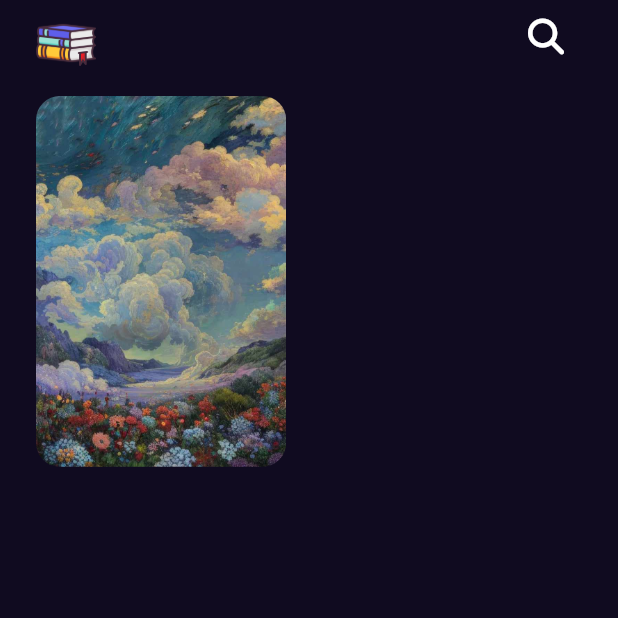
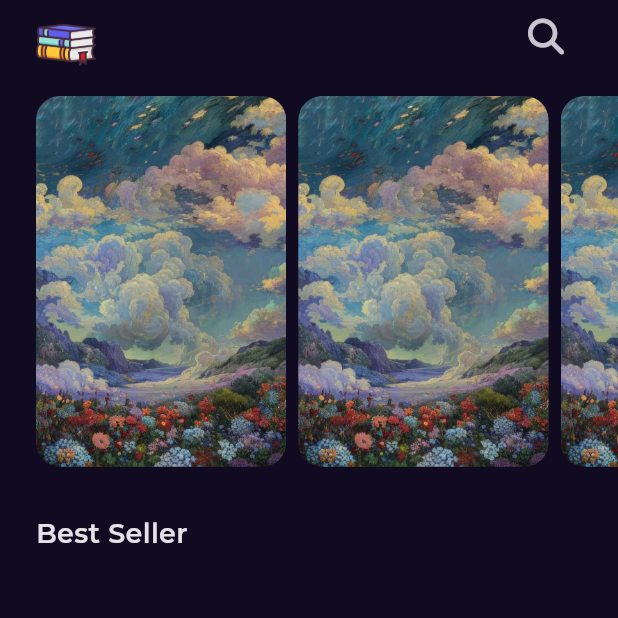
Before and after one commit to Waheed-Ashraf/Books-App, a Flutter app: the screen it shows after launch, on a phone screen of 412 x 824 dp, the top half of it. Run offline on Flutter 3.47's test engine with Material 3 defaults, Android fonts, the phone set to English and light mode, and no system bars; our stand-ins replace font_awesome_flutter, get, google_fonts, lottie.

Commit message:
text style for the app

```diff
--- a/lib/Features/HomePage/presentation/view/home_view.dart
+++ b/lib/Features/HomePage/presentation/view/home_view.dart
@@ -1,6 +1,6 @@
 import 'package:books_app/Features/HomePage/presentation/view/widgets/custom_appbar.dart';
 import 'package:books_app/Features/HomePage/presentation/view/widgets/featuered_books_list.dart';
-import 'package:books_app/core/utils/assets_data.dart';
+import 'package:books_app/core/utils/text_style.dart';
 import 'package:flutter/material.dart';
 
 class HomePage extends StatelessWidget {
@@ -13,15 +13,45 @@ class HomePage extends StatelessWidget {
       child: Padding(
         padding: EdgeInsets.only(left: 24),
         child: Column(
+          crossAxisAlignment: CrossAxisAlignment.start,
           children: [
             CustomAppBar(),
             SizedBox(
               height: 16,
             ),
             FeatueredBooksListView(),
+            SizedBox(
+              height: 32,
+            ),
+            Text(
+              'Best Seller',
+              style: Styles.textStyle18,
+            ),
           ],
         ),
       ),
     ));
   }
 }
+
+class BestSellerListView extends StatelessWidget {
+  const BestSellerListView({super.key});
+
+  @override
+  Widget build(BuildContext context) {
+    return ListView.builder(itemBuilder: (context, index) {
+      return const BestSellerItem();
+    });
+  }
+}
+
+class BestSellerItem extends StatelessWidget {
+  const BestSellerItem({super.key});
+
+  @override
+  Widget build(BuildContext context) {
+    return Row(
+      children: [],
+    );
+  }
+}
--- a/lib/Features/HomePage/presentation/view/widgets/featuered_books_item.dart
+++ b/lib/Features/HomePage/presentation/view/widgets/featuered_books_item.dart
@@ -6,13 +6,19 @@ class FeaturedBooksItem extends StatelessWidget {
 
   @override
   Widget build(BuildContext context) {
-    return AspectRatio(
-      aspectRatio: 2.7 / 4,
-      child: Container(
-        decoration: BoxDecoration(
+    return Padding(
+      padding: const EdgeInsets.only(right: 8),
+      child: AspectRatio(
+        aspectRatio: 2.7 / 4,
+        child: Container(
+          decoration: BoxDecoration(
             borderRadius: BorderRadius.circular(16),
             image: DecorationImage(
-                fit: BoxFit.fill, image: AssetImage(AssetsData.testImage))),
+              fit: BoxFit.fill,
+              image: AssetImage(AssetsData.testImage),
+            ),
+          ),
+        ),
       ),
     );
   }
--- a/lib/Features/HomePage/presentation/view/widgets/featuered_books_list.dart
+++ b/lib/Features/HomePage/presentation/view/widgets/featuered_books_list.dart
@@ -10,7 +10,6 @@ class FeatueredBooksListView extends StatelessWidget {
       height: MediaQuery.of(context).size.height * .3,
       child: ListView.builder(
           scrollDirection: Axis.horizontal,
-          itemCount: 1,
           itemBuilder: (context, index) {
             return const FeaturedBooksItem();
           }),
--- a/lib/constent.dart
+++ b/lib/constent.dart
@@ -2,3 +2,4 @@ import 'package:flutter/material.dart';
 
 const kPrimaryColor = Color(0xff100B20);
 const kTransitionDuration = Duration(milliseconds: 500);
+const kGtSectraFine = 'GT Sectra Fine';
--- /dev/null
+++ b/lib/core/utils/text_style.dart
@@ -0,0 +1,30 @@
+import 'package:books_app/constent.dart';
+import 'package:flutter/cupertino.dart';
+
+abstract class Styles {
+  static const textStyle18 = TextStyle(
+    fontSize: 18,
+    fontWeight: FontWeight.w600,
+  );
+  static const textStyle20 = TextStyle(
+    fontSize: 20,
+    fontWeight: FontWeight.normal,
+  );
+  static const textStyle30 = TextStyle(
+    fontSize: 30,
+    fontWeight: FontWeight.w900,
+    fontFamily: kGtSectraFine,
+    letterSpacing: 1.2,
+  );
+  static const textStyle14 = TextStyle(
+    fontSize: 14,
+    fontWeight: FontWeight.normal,
+  );
+
+  static const textStyle16 = TextStyle(
+    fontSize: 16,
+    fontWeight: FontWeight.w500,
+  );
+}
+
+const TextStyle textStyle = TextStyle();
--- a/lib/main.dart
+++ b/lib/main.dart
@@ -2,6 +2,7 @@ import 'package:books_app/Features/splash/presentation/View/splash_view.dart';
 import 'package:books_app/constent.dart';
 import 'package:flutter/material.dart';
 import 'package:get/get_navigation/src/root/get_material_app.dart';
+import 'package:google_fonts/google_fonts.dart';
 
 void main() {
   runApp(const BooksApp());
@@ -17,7 +18,7 @@ class BooksApp extends StatelessWidget {
       title: 'Flutter Demo',
       theme: ThemeData.dark().copyWith(
         scaffoldBackgroundColor: kPrimaryColor,
-        colorScheme: ColorScheme.fromSeed(seedColor: Colors.deepPurple),
+        textTheme: GoogleFonts.montserratTextTheme(ThemeData.dark().textTheme),
       ),
       home: const SplashView(),
     );
--- a/pubspec.yaml
+++ b/pubspec.yaml
@@ -34,6 +34,7 @@ dependencies:
   flutter_bloc: ^8.1.3
   font_awesome_flutter: ^10.6.0
   get: ^4.6.6
+  google_fonts: ^6.1.0
   lottie: ^3.0.0
 
 dev_dependencies:
```
Also changed, not shown: pubspec.lock, 1 other file.
